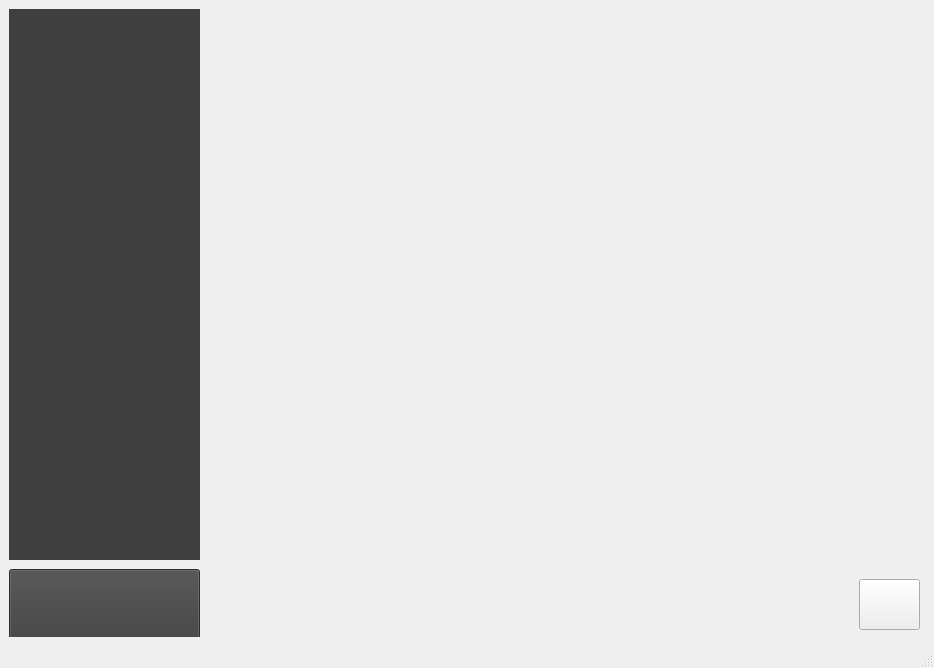
Qt form src/templates/tela_ensino.ui (DanilloMLS/lepee) before a commit.
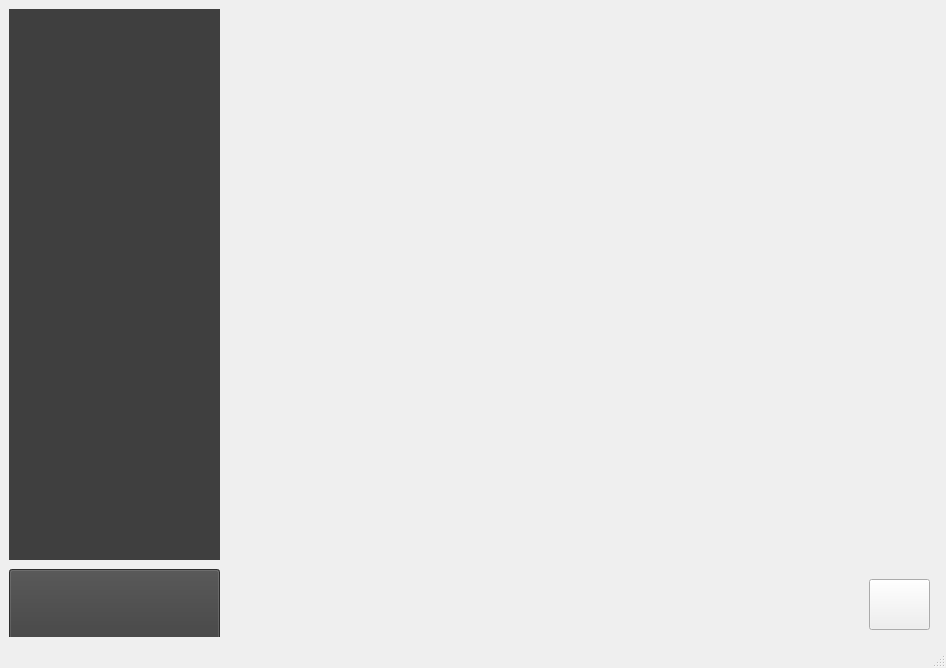
The same form after that commit. Icons and pictures are not drawn.

```diff
--- a/src/templates/tela_ensino.ui
+++ b/src/templates/tela_ensino.ui
@@ -12,7 +12,7 @@
    <rect>
     <x>0</x>
     <y>0</y>
-    <width>934</width>
+    <width>946</width>
     <height>668</height>
    </rect>
   </property>
@@ -44,7 +44,7 @@
         <rect>
          <x>0</x>
          <y>0</y>
-         <width>191</width>
+         <width>211</width>
          <height>551</height>
         </rect>
        </property>
@@ -55,9 +55,9 @@
       <widget class="QWidget" name="apresContWidget" native="true">
        <property name="geometry">
         <rect>
-         <x>190</x>
+         <x>220</x>
          <y>-10</y>
-         <width>741</width>
+         <width>711</width>
          <height>671</height>
         </rect>
        </property>
@@ -67,7 +67,7 @@
         <rect>
          <x>0</x>
          <y>560</y>
-         <width>191</width>
+         <width>211</width>
          <height>71</height>
         </rect>
        </property>
@@ -81,7 +81,7 @@
       <widget class="QPushButton" name="avalButton">
        <property name="geometry">
         <rect>
-         <x>850</x>
+         <x>860</x>
          <y>570</y>
          <width>61</width>
          <height>51</height>
```
